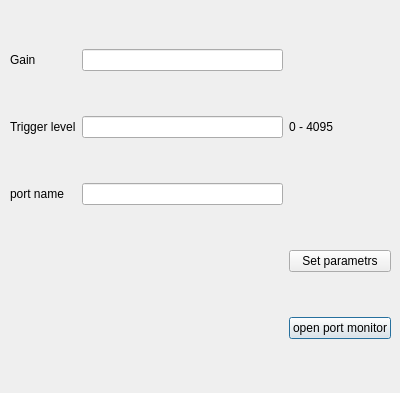
Old version of the form InterfaceOnOyqt5/settingsWindow.ui in the repository mikhail-7975/New_4PI_CYTOMETR.
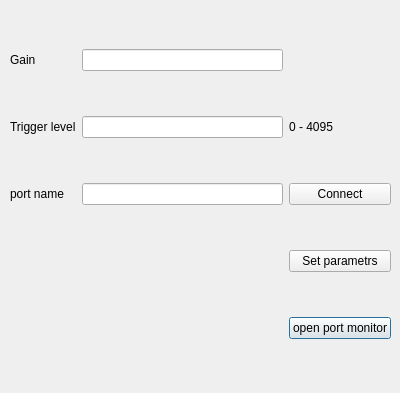
New version of the form.

Diff of the .ui file:
```diff
--- a/InterfaceOnOyqt5/settingsWindow.ui
+++ b/InterfaceOnOyqt5/settingsWindow.ui
@@ -81,6 +81,13 @@
       </property>
      </widget>
     </item>
+    <item row="2" column="3">
+     <widget class="QPushButton" name="connectPushButton">
+      <property name="text">
+       <string>Connect</string>
+      </property>
+     </widget>
+    </item>
    </layout>
   </widget>
  </widget>
```
